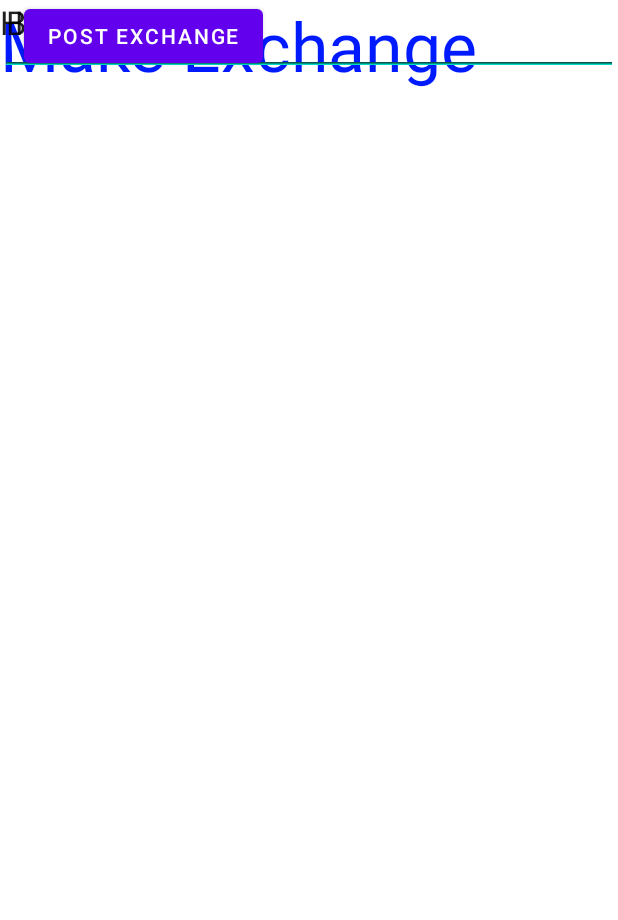
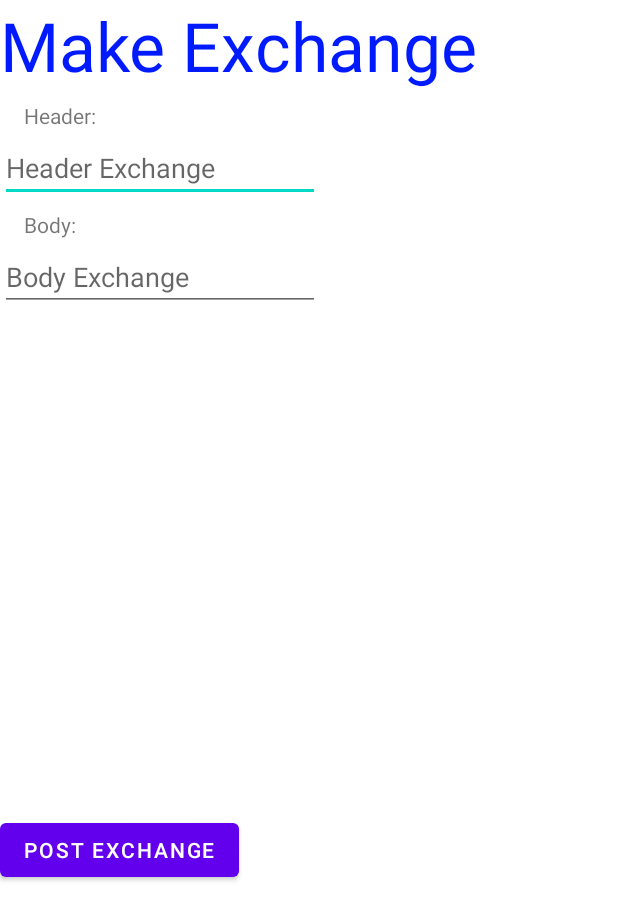
Before and after one commit to ChauPhucNguyen/MaverickBazaar, an Android app: the layout activity_exchange_make.xml on its own in the app's theme, with its tools: preview values and no code run, on a phone screen of 412 x 824 dp. Shown: the top 920 px of the screen. Run offline under Robolectric (Android 15) with nearby library versions, the phone set to English and light mode, and no system bars.

Commit message:
i still need to do viewing the exchanges, but for now, this will do

```diff
--- a/app/src/main/java/com/example/maverickbazaar/exchangeMakeActivity.java
+++ b/app/src/main/java/com/example/maverickbazaar/exchangeMakeActivity.java
@@ -40,10 +40,6 @@ public class exchangeMakeActivity extends AppCompatActivity {
         Button makeExchangeButton = findViewById(R.id.postExchangeButton);
 
         mAuth = FirebaseAuth.getInstance();
-        if (mAuth.getCurrentUser() != null) {
-            finish();
-            return;
-        }
 
         makeExchangeButton.setOnClickListener(new View.OnClickListener() {
             @Override
--- a/app/src/main/res/layout/activity_exchange_make.xml
+++ b/app/src/main/res/layout/activity_exchange_make.xml
@@ -1,5 +1,6 @@
 <?xml version="1.0" encoding="utf-8"?>
-<androidx.constraintlayout.widget.ConstraintLayout xmlns:android="http://schemas.android.com/apk/res/android"
+<androidx.constraintlayout.widget.ConstraintLayout
+    xmlns:android="http://schemas.android.com/apk/res/android"
     xmlns:app="http://schemas.android.com/apk/res-auto"
     xmlns:tools="http://schemas.android.com/tools"
     android:layout_width="match_parent"
@@ -13,60 +14,74 @@
         android:text="Make Exchange"
         android:textAppearance="@style/TextAppearance.AppCompat.Display2"
         android:textColor="#001AFF"
+        app:layout_constraintBottom_toBottomOf="parent"
+        app:layout_constraintHorizontal_bias="1.0"
+        app:layout_constraintLeft_toLeftOf="parent"
+        app:layout_constraintRight_toRightOf="parent"
         app:layout_constraintTop_toTopOf="parent"
-        tools:layout_editor_absoluteX="0dp"  />
+        app:layout_constraintVertical_bias="0.0" />
 
     <TextView
         android:id="@+id/textView7"
         android:layout_width="wrap_content"
         android:layout_height="wrap_content"
         android:text="Header:"
-        android:textAppearance="@style/TextAppearance.AppCompat.Large"
-        app:layout_constraintBaseline_toBottomOf="parent"
+        app:layout_constraintBottom_toBottomOf="parent"
+        app:layout_constraintHorizontal_bias="0.044"
         app:layout_constraintLeft_toLeftOf="parent"
-        tools:layout_editor_absoluteX="17dp"
-        tools:layout_editor_absoluteY="72dp" />
+        app:layout_constraintRight_toRightOf="parent"
+        app:layout_constraintTop_toTopOf="parent"
+        app:layout_constraintVertical_bias="0.084" />
 
     <EditText
         android:id="@+id/headerInput"
-        android:layout_width="match_parent"
+        android:layout_width="wrap_content"
         android:layout_height="wrap_content"
         android:ems="10"
-        android:textAppearance="@style/TextAppearance.AppCompat.Large"
-        app:layout_constraintBaseline_toBottomOf="parent"
+        android:hint="Header Exchange"
+        app:layout_constraintBottom_toBottomOf="parent"
+        app:layout_constraintHorizontal_bias="0.0"
         app:layout_constraintLeft_toLeftOf="parent"
-        tools:layout_editor_absoluteY="102dp" />
+        app:layout_constraintRight_toRightOf="parent"
+        app:layout_constraintTop_toTopOf="parent"
+        app:layout_constraintVertical_bias="0.115" />
 
     <EditText
         android:id="@+id/bodyInput"
-        android:layout_width="match_parent"
+        android:layout_width="wrap_content"
         android:layout_height="wrap_content"
         android:ems="10"
-        android:textAppearance="@style/TextAppearance.AppCompat.Large"
-        app:layout_constraintBaseline_toBottomOf="parent"
+        android:hint="Body Exchange"
+        app:layout_constraintBottom_toBottomOf="parent"
+        app:layout_constraintHorizontal_bias="0.0"
         app:layout_constraintLeft_toLeftOf="parent"
-        tools:layout_editor_absoluteY="204dp" />
+        app:layout_constraintRight_toRightOf="parent"
+        app:layout_constraintTop_toTopOf="parent"
+        app:layout_constraintVertical_bias="0.208" />
 
     <TextView
         android:id="@+id/textView8"
         android:layout_width="wrap_content"
         android:layout_height="wrap_content"
-        android:layout_marginLeft="4dp"
         android:text="Body:"
-        android:textAppearance="@style/TextAppearance.AppCompat.Large"
-        app:layout_constraintBaseline_toBottomOf="parent"
+        app:layout_constraintBottom_toBottomOf="parent"
+        app:layout_constraintHorizontal_bias="0.042"
         app:layout_constraintLeft_toLeftOf="parent"
-        tools:layout_editor_absoluteY="174dp" />
+        app:layout_constraintRight_toRightOf="parent"
+        app:layout_constraintTop_toTopOf="parent"
+        app:layout_constraintVertical_bias="0.174" />
 
     <Button
         android:id="@+id/postExchangeButton"
         android:layout_width="wrap_content"
         android:layout_height="wrap_content"
-        android:layout_marginLeft="16dp"
         android:text="Post Exchange"
-        app:layout_constraintBaseline_toBottomOf="parent"
+        app:layout_constraintBottom_toBottomOf="parent"
+        app:layout_constraintHorizontal_bias="0.0"
         app:layout_constraintLeft_toLeftOf="parent"
-        tools:layout_editor_absoluteY="278dp" />
+        app:layout_constraintRight_toRightOf="parent"
+        app:layout_constraintTop_toTopOf="parent"
+        app:layout_constraintVertical_bias="0.699" />
 
 
 </androidx.constraintlayout.widget.ConstraintLayout>
```
Also changed, not shown: app/src/main/java/com/example/maverickbazaar/Exchanges.java (+14 -16 lines), app/src/main/java/com/example/maverickbazaar/HomeScreen.java (+8 -0 lines), app/src/main/java/com/example/maverickbazaar/MainActivity.java (+0 -11 lines), app/src/main/res/layout/activity_exchanges2.xml (+1 -11 lines), app/src/main/res/layout/activity_home_screen.xml (+14 -0 lines).
